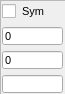
Qt form ca_framework/plugins/src/PeriodicElementSetupForm.ui (andrewrhyder/epicsqt) before a commit.
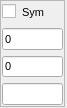
The same form after that commit.

Commit message: Make Periodic setup dialog a bit larger to allow for various ui styles. Add all elements up to 118 and tidy element names and element information. Tidy element layout. When looking for matching element, compare all elements and match on closest all all matching, not just first matching. Set default tolerance values.

```diff
--- a/ca_framework/plugins/src/PeriodicElementSetupForm.ui
+++ b/ca_framework/plugins/src/PeriodicElementSetupForm.ui
@@ -6,8 +6,8 @@
    <rect>
     <x>0</x>
     <y>0</y>
-    <width>65</width>
-    <height>94</height>
+    <width>67</width>
+    <height>108</height>
    </rect>
   </property>
   <property name="windowTitle">
@@ -18,8 +18,8 @@
     <rect>
      <x>0</x>
      <y>0</y>
-     <width>66</width>
-     <height>95</height>
+     <width>65</width>
+     <height>107</height>
     </rect>
    </property>
    <property name="frameShape">
@@ -34,7 +34,7 @@
       <x>2</x>
       <y>2</y>
       <width>61</width>
-      <height>91</height>
+      <height>103</height>
      </rect>
     </property>
     <layout class="QVBoxLayout" name="verticalLayout_2">
```
The commit also changes 7 other files.
